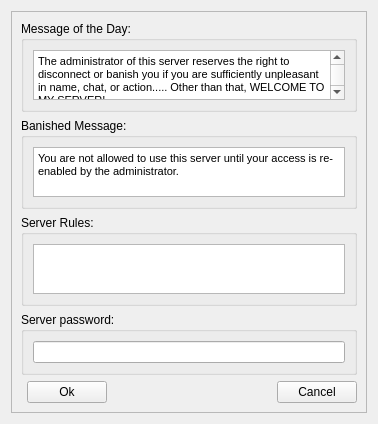
First picture: the form in ui/messages.ui, repository StarixWoS/ReMix, before the edit.
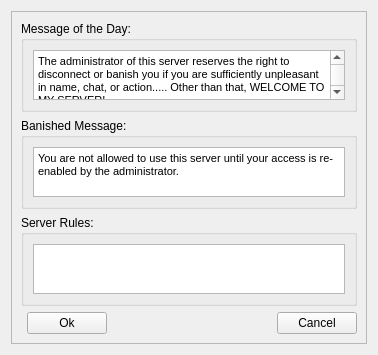
Second picture: the form after the edit.

Commit message: Change: Add Icon resources to the project. Change: Add a simple system-tray icon when available. Change: Enable sending messages to Select/All Users. Change: Enable viewing of incoming server comments. Change: Enable revoking an Admin's permission from the Player list.

```diff
--- a/ui/messages.ui
+++ b/ui/messages.ui
@@ -7,7 +7,7 @@
     <x>0</x>
     <y>0</y>
     <width>378</width>
-    <height>415</height>
+    <height>328</height>
    </rect>
   </property>
   <property name="windowTitle">
@@ -23,31 +23,6 @@
       <enum>QFrame::Raised</enum>
      </property>
      <layout class="QGridLayout" name="gridLayout_2">
-      <item row="3" column="0" colspan="4">
-       <widget class="QGroupBox" name="groupBox_3">
-        <property name="title">
-         <string>Server password:</string>
-        </property>
-        <layout class="QGridLayout" name="gridLayout_5">
-         <item row="0" column="0">
-          <widget class="QLineEdit" name="pwdEdit">
-           <property name="text">
-            <string/>
-           </property>
-           <property name="maxLength">
-            <number>512</number>
-           </property>
-           <property name="echoMode">
-            <enum>QLineEdit::PasswordEchoOnEdit</enum>
-           </property>
-           <property name="clearButtonEnabled">
-            <bool>true</bool>
-           </property>
-          </widget>
-         </item>
-        </layout>
-       </widget>
-      </item>
       <item row="2" column="0" colspan="4">
        <widget class="QGroupBox" name="groupBox_4">
         <property name="title">
@@ -146,27 +121,7 @@
         </layout>
        </widget>
       </item>
-      <item row="4" column="1">
-       <widget class="QPushButton" name="saveSettings">
-        <property name="text">
-         <string>Ok</string>
-        </property>
-        <property name="autoDefault">
-         <bool>false</bool>
-        </property>
-       </widget>
-      </item>
-      <item row="4" column="3">
-       <widget class="QPushButton" name="reloadSettings">
-        <property name="text">
-         <string>Cancel</string>
-        </property>
-        <property name="autoDefault">
-         <bool>false</bool>
-        </property>
-       </widget>
-      </item>
-      <item row="4" column="2">
+      <item row="3" column="2">
        <spacer name="horizontalSpacer">
         <property name="orientation">
          <enum>Qt::Horizontal</enum>
@@ -179,6 +134,26 @@
         </property>
        </spacer>
       </item>
+      <item row="3" column="3">
+       <widget class="QPushButton" name="reloadSettings">
+        <property name="text">
+         <string>Cancel</string>
+        </property>
+        <property name="autoDefault">
+         <bool>false</bool>
+        </property>
+       </widget>
+      </item>
+      <item row="3" column="1">
+       <widget class="QPushButton" name="saveSettings">
+        <property name="text">
+         <string>Ok</string>
+        </property>
+        <property name="autoDefault">
+         <bool>false</bool>
+        </property>
+       </widget>
+      </item>
      </layout>
     </widget>
    </item>
```
The commit also changes 32 other files.
